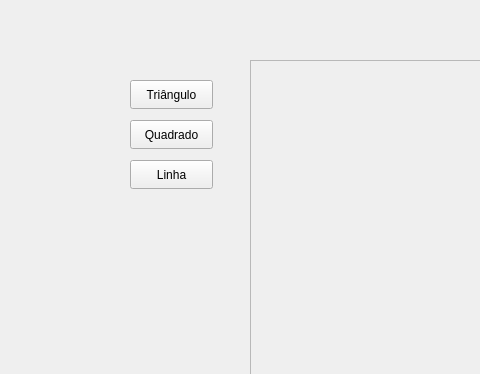
Before: the Qt Designer form mainwindow.ui in alessipg/projetoCG, drawn with Qt 5; both pictures show x 0 to 480 and y 0 to 374 of the 800 by 600 pixel window.
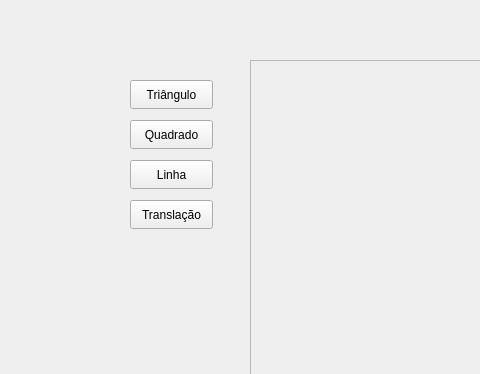
After: the same form once the commit is applied. Custom widgets are drawn as their Qt base class.

Commit message: adicionado metodo translacao

The edit to the form file:
```diff
--- a/mainwindow.ui
+++ b/mainwindow.ui
@@ -69,6 +69,19 @@
      <string>Linha</string>
     </property>
    </widget>
+   <widget class="QPushButton" name="btnTranslacao">
+    <property name="geometry">
+     <rect>
+      <x>130</x>
+      <y>200</y>
+      <width>83</width>
+      <height>29</height>
+     </rect>
+    </property>
+    <property name="text">
+     <string>Translação</string>
+    </property>
+   </widget>
   </widget>
   <widget class="QMenuBar" name="menubar">
    <property name="geometry">
```
The commit also changes 11 other files.
